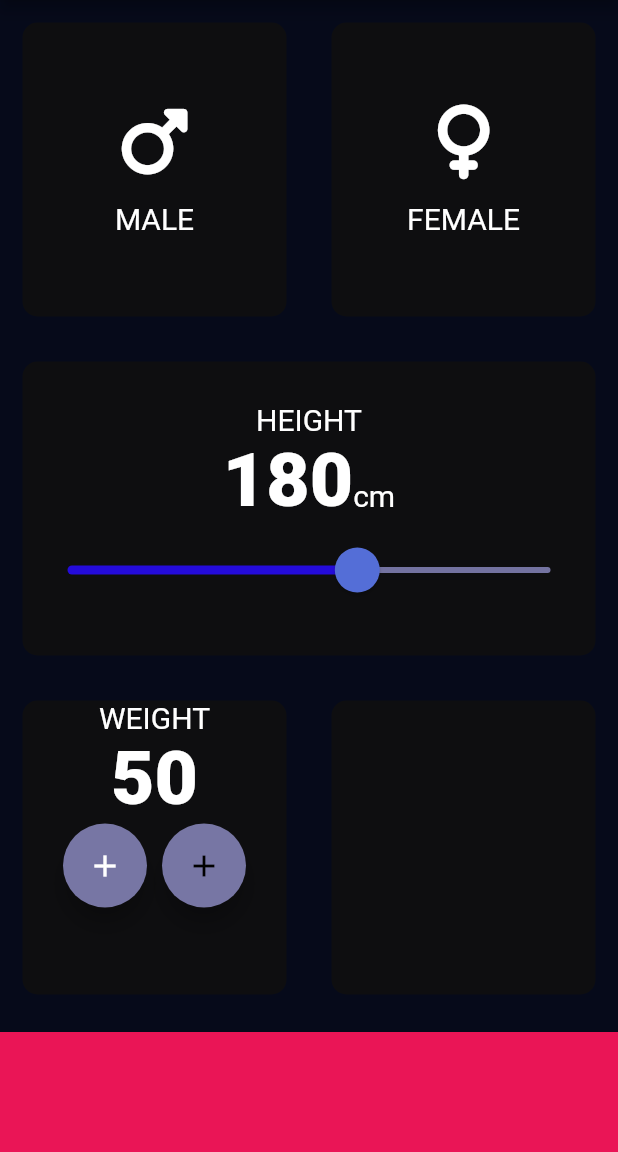
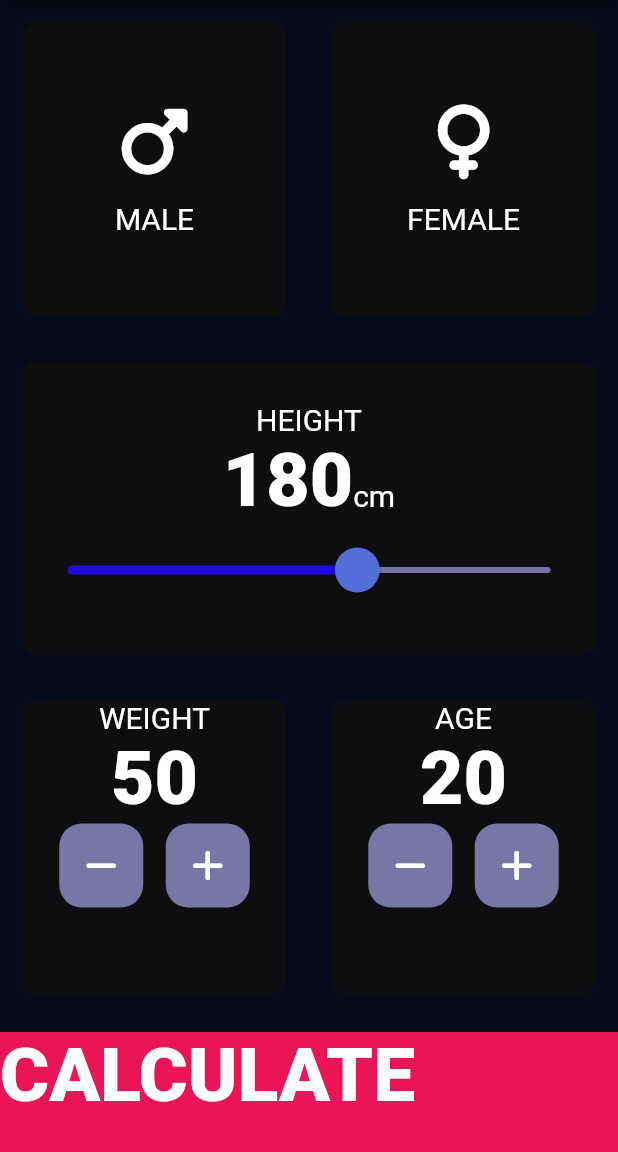
Before and after one commit to shardhayv/BMICalculator, a Flutter app: the screen it shows after launch, on a phone screen of 412 x 824 dp, the part 84-1236 px from its top. Run offline on Flutter 3.47's test engine with Material 2 defaults, Android fonts, the phone set to English and light mode, and no system bars; our stand-ins replace font_awesome_flutter.

```diff
--- a/lib/input_page.dart
+++ b/lib/input_page.dart
@@ -19,6 +19,7 @@ class _InputPageState extends State<InputPage> {
 
   int height = 180;
   int weight = 50;
+  int age = 20;
   // Color maleCardColour = cardColour;
   // Color femaleCardColour = cardColour;
 
@@ -166,45 +167,89 @@ class _InputPageState extends State<InputPage> {
                         Row(
                           mainAxisAlignment: MainAxisAlignment.center,
                           children: [
-                            const RoundCustomButton(
-                              icon: Icons.add,
+                            RoundCustomButton(
+                              function: () {
+                                setState(() {
+                                  weight--;
+                                });
+                              },
+                              icon: FontAwesomeIcons.minus,
                             ),
-                            // FloatingActionButton(
-                            //   backgroundColor: const Color(0xff7776A4),
-                            //   onPressed: () {},
-                            //   child: const Icon(
-                            //     Icons.add,
-                            //   ),
-                            // ),
                             const SizedBox(
-                              width: 10,
+                              width: 15,
                             ),
-                            FloatingActionButton(
-                              backgroundColor: const Color(0xff7776A4),
-                              onPressed: () {},
-                              child: const Icon(
-                                Icons.add,
-                              ),
-                            ),
+                            RoundCustomButton(
+                              function: () {
+                                setState(() {
+                                  weight++;
+                                });
+                              },
+                              icon: FontAwesomeIcons.plus,
+                            )
                           ],
                         )
                       ],
                     ),
                   ),
                 ),
-                const Expanded(
+                Expanded(
                   child: ReusableCard(
                     colour: kCardColour,
+                    cardChild: Column(
+                      children: [
+                        const Text(
+                          'AGE',
+                          style: kLabelTextStyle,
+                        ),
+                        Text(
+                          age.toString(),
+                          style: kNumberLabelStyle,
+                        ),
+                        Row(
+                          mainAxisAlignment: MainAxisAlignment.center,
+                          children: [
+                            RoundCustomButton(
+                              function: () {
+                                setState(() {
+                                  age--;
+                                });
+                              },
+                              icon: FontAwesomeIcons.minus,
+                            ),
+                            const SizedBox(
+                              width: 15,
+                            ),
+                            RoundCustomButton(
+                              function: () {
+                                setState(() {
+                                  age++;
+                                });
+                              },
+                              icon: FontAwesomeIcons.plus,
+                            )
+                          ],
+                        )
+                      ],
+                    ),
                   ),
                 ),
               ],
             ),
           ),
-          Container(
-            margin: const EdgeInsets.only(top: 10.0),
-            color: kBottomCOntainerColour,
-            width: double.infinity,
-            height: kBottomContainerHeight,
+          GestureDetector(
+            onTap: () {
+              Navigator.pushNamed(context, '/results');
+            },
+            child: Container(
+              margin: const EdgeInsets.only(top: 10.0),
+              color: kBottomCOntainerColour,
+              width: double.infinity,
+              height: kBottomContainerHeight,
+              child: const Text(
+                'CALCULATE',
+                style: kNumberLabelStyle,
+              ),
+            ),
           )
         ],
       ),
@@ -213,18 +258,19 @@ class _InputPageState extends State<InputPage> {
 }
 
 class RoundCustomButton extends StatelessWidget {
-  const RoundCustomButton({super.key, this.icon});
+  RoundCustomButton({super.key, this.icon, required this.function});
 
   final IconData? icon;
+  void Function() function;
 
   @override
   Widget build(BuildContext context) {
     return RawMaterialButton(
-      elevation: 6.0,
+      elevation: 0.0,
       constraints: const BoxConstraints.tightFor(width: 56.0, height: 56.0),
-      shape: const CircleBorder(),
+      shape: RoundedRectangleBorder(borderRadius: BorderRadius.circular(15.0)),
       fillColor: const Color(0xff7776A4),
-      onPressed: () {},
+      onPressed: function,
       child: Icon(icon),
     );
   }
--- a/lib/main.dart
+++ b/lib/main.dart
@@ -1,3 +1,4 @@
+import 'package:bmi_calculator/results.dart';
 import 'package:flutter/material.dart';
 
 import 'input_page.dart';
@@ -14,7 +15,11 @@ class BMICalculator extends StatelessWidget {
       theme: ThemeData.dark().copyWith(
           primaryColor: const Color(0xff090C22),
           scaffoldBackgroundColor: const Color(0xff060A1A)),
-      home: const InputPage(),
+      initialRoute: '/',
+      routes: {
+        '/': (context) => const InputPage(),
+        '/results': (context) => const ResultPage(),
+      },
     );
   }
 }
```
Also changed, not shown: lib/results.dart (added, +15 -0 lines).
